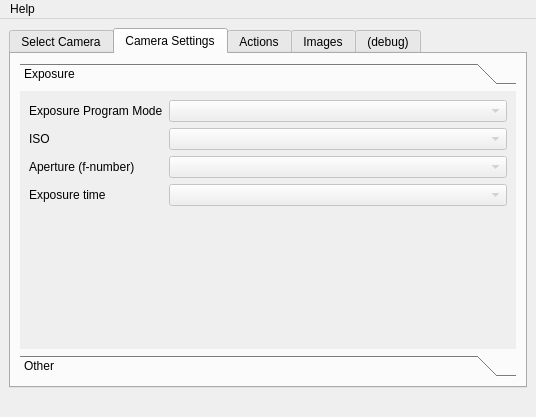
Before: the Qt Designer form camtool/camtool.ui in steveicarus/camctl, drawn with Qt 5.
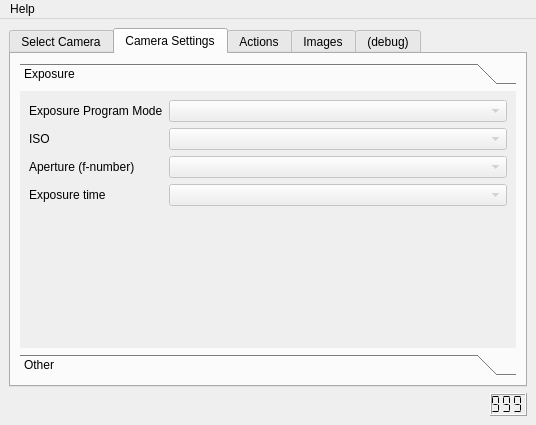
After: the same form once the commit is applied. The open tabs and pages were chosen to show the change.

Commit message:
Display the camera battery level
Use a heartbeat timer to poll the camera battery level,
and display the battery level in the status bar at the
bottom of the display.

Patch:
```diff
--- a/camtool/camtool.ui
+++ b/camtool/camtool.ui
@@ -6,7 +6,7 @@
     <x>0</x>
     <y>0</y>
     <width>536</width>
-    <height>417</height>
+    <height>425</height>
    </rect>
   </property>
   <property name="windowTitle" >
@@ -132,7 +132,7 @@
              <x>0</x>
              <y>0</y>
              <width>482</width>
-             <height>286</height>
+             <height>227</height>
             </rect>
            </property>
            <attribute name="label" >
@@ -557,6 +557,8 @@
      </widget>
     </item>
     <item>
+     <layout class="QHBoxLayout" name="horizontalLayout_8" >
+      <item>
      <widget class="QLabel" name="camera_label" >
       <property name="sizePolicy" >
        <sizepolicy vsizetype="Preferred" hsizetype="Expanding" >
@@ -569,9 +571,33 @@
       </property>
      </widget>
     </item>
-   </layout>
-   <zorder>camera_label</zorder>
-   <zorder>tabWidget</zorder>
+      <item>
+       <widget class="QLCDNumber" name="battery_display" >
+        <property name="font" >
+         <font>
+          <pointsize>8</pointsize>
+         </font>
+        </property>
+        <property name="toolTip" >
+         <string>Battery level (0 to 100%)</string>
+        </property>
+        <property name="smallDecimalPoint" >
+         <bool>true</bool>
+        </property>
+        <property name="numDigits" >
+         <number>3</number>
+        </property>
+        <property name="segmentStyle" >
+         <enum>QLCDNumber::Flat</enum>
+        </property>
+        <property name="intValue" stdset="0" >
+         <number>999</number>
+        </property>
+       </widget>
+      </item>
+     </layout>
+    </item>
+   </layout>
   </widget>
   <widget class="QMenuBar" name="menuBar" >
    <property name="geometry" >
```
Lines whose indentation alone changed are shown as unchanged. The commit also changes 6 other files.
